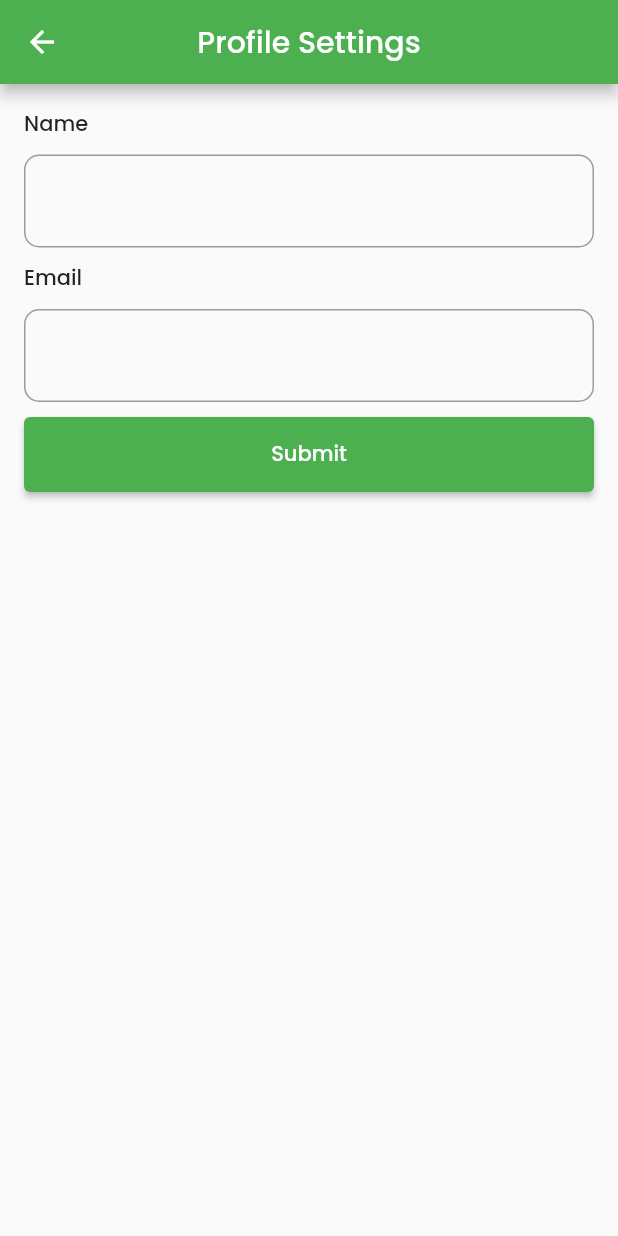
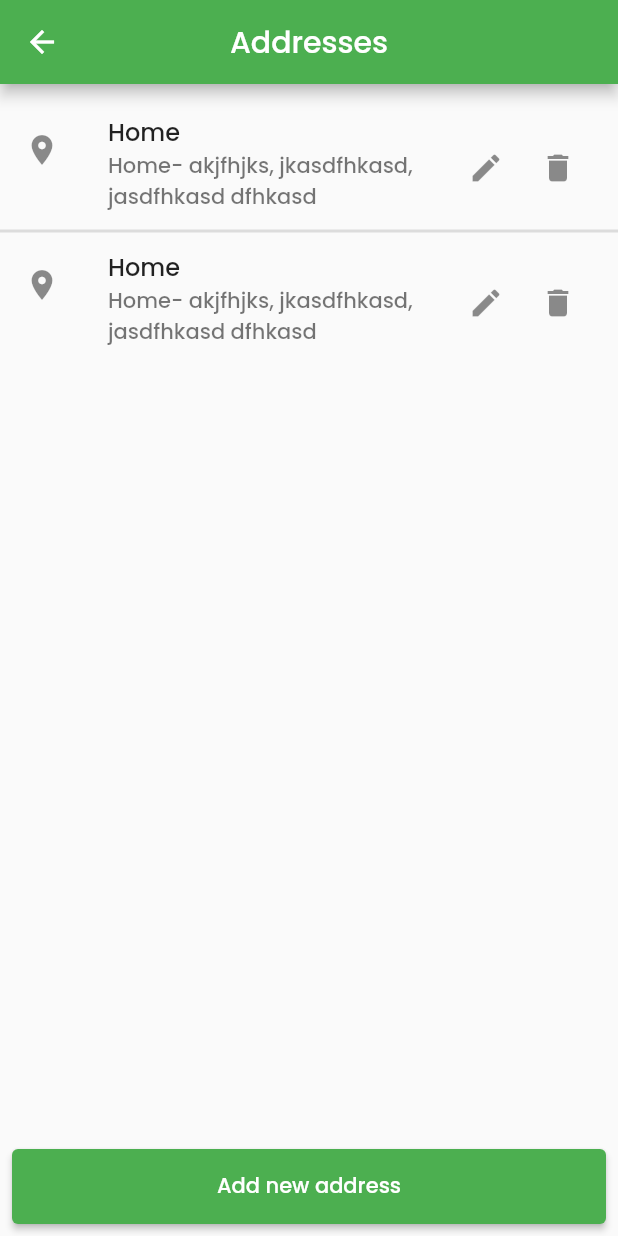
Before and after one commit to Anaskp/storeapp, a Flutter app: the ProfileScreen screen opened directly, after a tap on "Address", on a phone screen of 412 x 824 dp. Run offline on Flutter 3.47's test engine with Material 2 defaults, Android fonts, the phone set to English and light mode, and no system bars; our stand-ins replace carousel_slider.

Commit message:
minor changes

```diff
--- /dev/null
+++ b/lib/screens/address_screen.dart
@@ -0,0 +1,62 @@
+import 'package:flutter/material.dart';
+
+class AddressScreen extends StatelessWidget {
+  const AddressScreen({super.key});
+
+  @override
+  Widget build(BuildContext context) {
+    return Scaffold(
+      appBar: AppBar(
+        title: Text('Addresses'),
+        centerTitle: true,
+      ),
+      body: Padding(
+        padding: const EdgeInsets.only(
+          top: 16,
+        ),
+        child: ListView.separated(
+          itemCount: 2,
+          itemBuilder: (context, index) {
+            return ListTile(
+              leading: Icon(Icons.location_on),
+              title: Text('Home'),
+              subtitle: Text(
+                'Home- akjfhjks, jkasdfhkasd, jasdfhkasd dfhkasd',
+                overflow: TextOverflow.ellipsis,
+                maxLines: 2,
+              ),
+              trailing: Row(
+                mainAxisSize: MainAxisSize.min,
+                children: [
+                  IconButton(
+                    onPressed: () {},
+                    icon: Icon(Icons.edit),
+                  ),
+                  IconButton(
+                    onPressed: () {},
+                    icon: Icon(Icons.delete),
+                  ),
+                ],
+              ),
+            );
+          },
+          separatorBuilder: (context, index) {
+            return Divider(
+              thickness: 2,
+            );
+          },
+        ),
+      ),
+      bottomNavigationBar: Padding(
+        padding: const EdgeInsets.all(8.0),
+        child: SizedBox(
+          height: 50,
+          child: ElevatedButton(
+            onPressed: () {},
+            child: Text('Add new address'),
+          ),
+        ),
+      ),
+    );
+  }
+}
--- a/lib/screens/product_detail_screen.dart
+++ b/lib/screens/product_detail_screen.dart
@@ -1,4 +1,3 @@
-import 'package:e_store/widgets/widgets.dart';
 import 'package:flutter/material.dart';
 
 import '../section/sections.dart';
--- a/lib/screens/profile_screen.dart
+++ b/lib/screens/profile_screen.dart
@@ -34,13 +34,7 @@ class ProfileScreen extends StatelessWidget {
                   tileWidget(
                     Icons.home,
                     'Address',
-                    ProfileDetailScreen(),
-                    context,
-                  ),
-                  tileWidget(
-                    Icons.notifications,
-                    'Notifications',
-                    ProfileDetailScreen(),
+                    AddressScreen(),
                     context,
                   ),
                 ],
--- a/lib/screens/screens.dart
+++ b/lib/screens/screens.dart
@@ -9,3 +9,4 @@ export 'profile_detail_screen.dart';
 export 'order_screen.dart';
 export 'mobile_number_screen.dart';
 export 'otp_screen.dart';
+export 'address_screen.dart';
```
Also changed, not shown: pubspec.lock.
